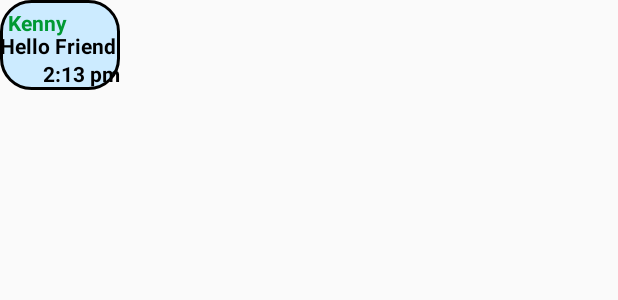
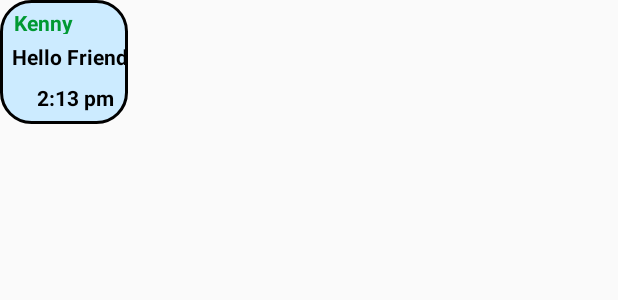
Before and after one commit to KennyCorcoran/ChatApp, an Android app: the layout singlemessagelayout.xml on its own in the app's theme, with its tools: preview values and no code run, on a phone screen of 412 x 824 dp. Shown: the top 300 px of the screen. Run offline under Robolectric (Android 15) with nearby library versions, the phone set to English and light mode, and no system bars.

Commit message:
Fixed bug where text would go outside text box

```diff
--- a/app/src/main/res/layout/singlemessagelayout.xml
+++ b/app/src/main/res/layout/singlemessagelayout.xml
@@ -11,11 +11,15 @@
     <TextView
         android:id="@+id/usernameText"
         android:layout_width="wrap_content"
-        android:layout_height="wrap_content"
+        android:layout_height="28dp"
+        android:layout_marginEnd="8dp"
+        android:layout_marginRight="8dp"
         android:padding="5dp"
         android:text="Kenny"
         android:textColor="#009933"
         android:textStyle="bold"
+        app:layout_constraintEnd_toStartOf="@+id/guideline"
+        app:layout_constraintHorizontal_bias="0.148"
         app:layout_constraintStart_toStartOf="parent"
         app:layout_constraintTop_toTopOf="parent" />
 
@@ -23,30 +27,44 @@
         android:id="@+id/messageText"
         android:layout_width="wrap_content"
         android:layout_height="wrap_content"
+        android:layout_marginEnd="8dp"
+        android:layout_marginLeft="8dp"
+        android:layout_marginRight="8dp"
+        android:layout_marginStart="8dp"
         android:text="Hello Friend"
         android:textColor="#000000"
         android:textStyle="bold"
-        app:layout_constraintBottom_toBottomOf="parent"
-        app:layout_constraintStart_toStartOf="@+id/usernameText"
-        app:layout_constraintTop_toTopOf="parent" />
+        app:layout_constraintEnd_toStartOf="@+id/guideline"
+        app:layout_constraintHorizontal_bias="0.0"
+        app:layout_constraintStart_toStartOf="parent"
+        app:layout_constraintTop_toBottomOf="@+id/usernameText" />
 
     <TextView
         android:id="@+id/textView"
         android:layout_width="wrap_content"
         android:layout_height="wrap_content"
-        android:layout_marginBottom="1dp"
+        android:layout_marginBottom="8dp"
+        android:layout_marginEnd="8dp"
+        android:layout_marginLeft="8dp"
+        android:layout_marginRight="8dp"
+        android:layout_marginStart="8dp"
+        android:layout_marginTop="8dp"
         android:text="2:13 pm"
         android:textColor="#000000"
         android:textStyle="bold"
-        app:layout_constraintBottom_toTopOf="@+id/guideline2"
-        app:layout_constraintEnd_toEndOf="parent" />
+        app:layout_constraintBottom_toBottomOf="parent"
+        app:layout_constraintEnd_toStartOf="@+id/guideline"
+        app:layout_constraintHorizontal_bias="1.0"
+        app:layout_constraintStart_toStartOf="parent"
+        app:layout_constraintTop_toBottomOf="@+id/messageText"
+        app:layout_constraintVertical_bias="1.0" />
 
     <android.support.constraint.Guideline
         android:id="@+id/guideline"
         android:layout_width="wrap_content"
         android:layout_height="wrap_content"
         android:orientation="vertical"
-        app:layout_constraintGuide_begin="80dp" />
+        app:layout_constraintGuide_begin="84dp" />
 
     <android.support.constraint.Guideline
         android:id="@+id/guideline2"
```
